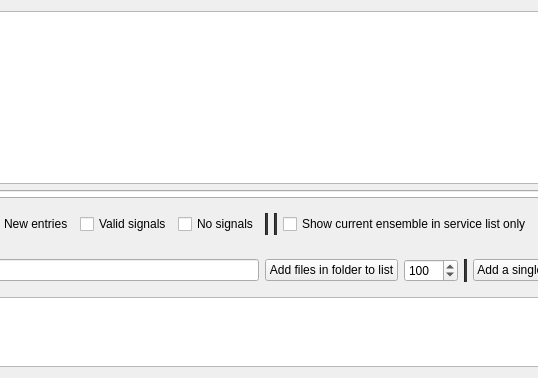
Above: src/base/forms/ensemble_list.ui from tomneda/DABstar before the change; both pictures show x 522 to 1060 and y 0 to 378 of the 1169 by 378 pixel window. Below: the same form after it.
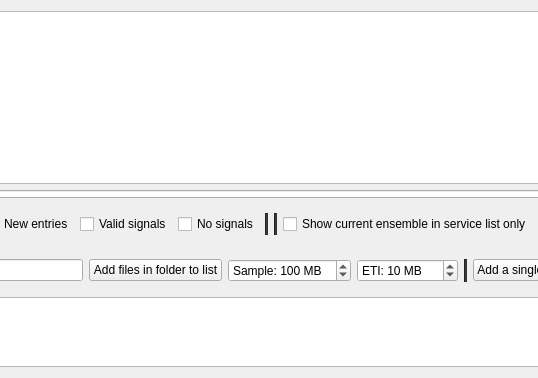
That is the form after the change.

Diff of the .ui file:
```diff
--- a/src/base/forms/ensemble_list.ui
+++ b/src/base/forms/ensemble_list.ui
@@ -291,7 +291,13 @@
       <item>
        <widget class="QSpinBox" name="spMinFileSizeMB">
         <property name="toolTip">
-         <string>&lt;html&gt;&lt;head/&gt;&lt;body&gt;&lt;p&gt;&lt;span style=&quot; font-weight:700;&quot;&gt;Minimum file size in MB&lt;/span&gt;&lt;/p&gt;&lt;p&gt;Files smaller than 4 MB are always ignored.&lt;/p&gt;&lt;p&gt;Increase this value to exclude files with too short a playback duration.&lt;/p&gt;&lt;/body&gt;&lt;/html&gt;</string>
+         <string>&lt;html&gt;&lt;head/&gt;&lt;body&gt;&lt;p&gt;&lt;span style=&quot; font-weight:700;&quot;&gt;Minimum file size in MB for sample data files&lt;/span&gt;&lt;/p&gt;&lt;p&gt;Files smaller than 4 MB are always ignored.&lt;/p&gt;&lt;p&gt;Increase this value to exclude files with too short a playback duration.&lt;/p&gt;&lt;p&gt;This value does not apply to ETI files, see the spin box on the right.&lt;/p&gt;&lt;/body&gt;&lt;/html&gt;</string>
+        </property>
+        <property name="suffix">
+         <string> MB</string>
+        </property>
+        <property name="prefix">
+         <string>Sample: </string>
         </property>
         <property name="minimum">
          <number>4</number>
@@ -307,6 +313,31 @@
         </property>
        </widget>
       </item>
+      <item>
+       <widget class="QSpinBox" name="spMinFileSizeEtiMB">
+        <property name="toolTip">
+         <string>&lt;html&gt;&lt;head/&gt;&lt;body&gt;&lt;p&gt;&lt;span style=&quot; font-weight:700;&quot;&gt;Minimum file size in MB for ETI files&lt;/span&gt;&lt;/p&gt;&lt;p&gt;Files smaller than 4 MB are always ignored.&lt;/p&gt;&lt;p&gt;ETI files have a much lower data rate than sample data files (about 15 MB per minute), so they have their own minimum file size.&lt;/p&gt;&lt;p&gt;Increase this value to exclude files with too short a playback duration.&lt;/p&gt;&lt;/body&gt;&lt;/html&gt;</string>
+        </property>
+        <property name="suffix">
+         <string> MB</string>
+        </property>
+        <property name="prefix">
+         <string>ETI: </string>
+        </property>
+        <property name="minimum">
+         <number>4</number>
+        </property>
+        <property name="maximum">
+         <number>9999</number>
+        </property>
+        <property name="stepType">
+         <enum>QAbstractSpinBox::StepType::AdaptiveDecimalStepType</enum>
+        </property>
+        <property name="value">
+         <number>10</number>
+        </property>
+       </widget>
+      </item>
       <item>
        <widget class="Line" name="line">
         <property name="styleSheet">
```
Left out of the diff: 2 changed lines with no effect on the pictures.
